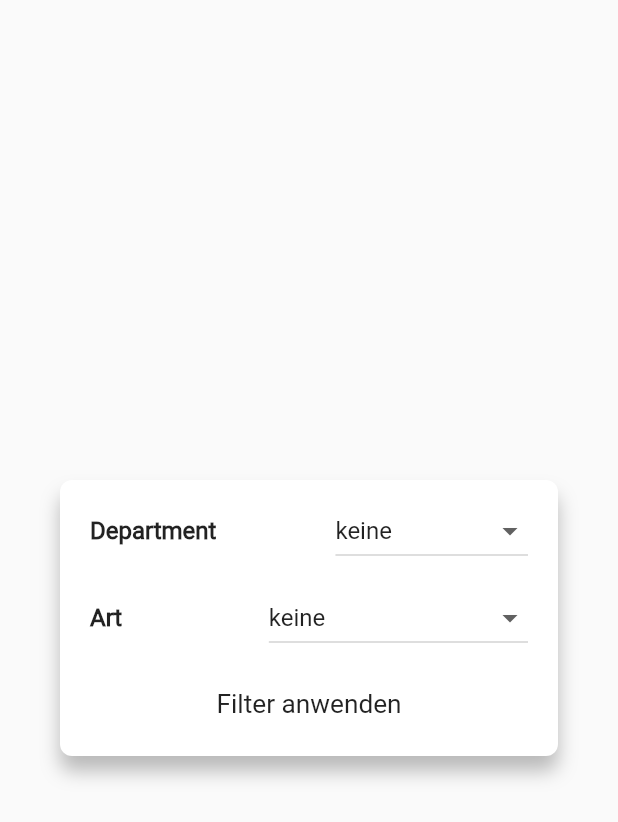
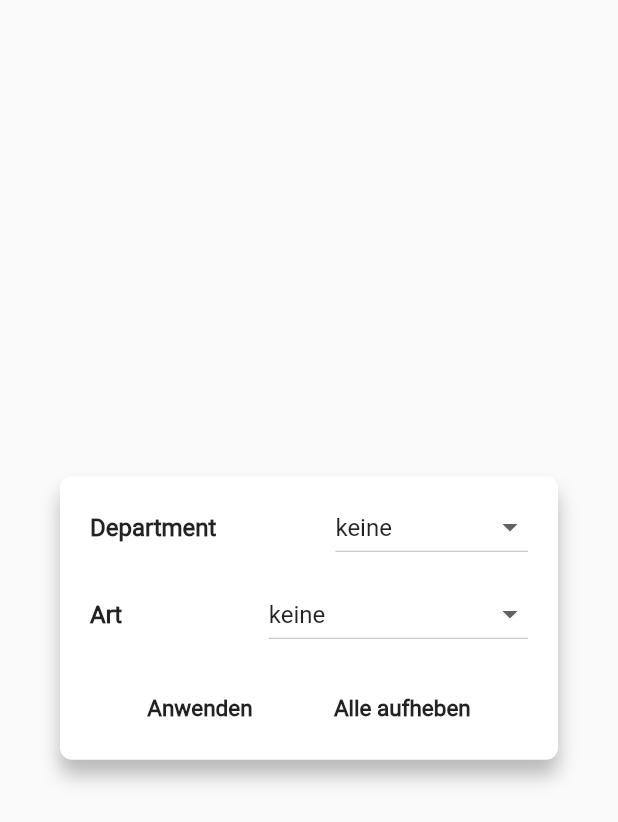
Before and after one commit to melinazanon/HAW-Events, a Flutter app: the CustomDialogs widget shown alone on an empty page, opened directly, on a phone screen of 412 x 824 dp. Shown: the top 822 px of the screen. Run offline on Flutter 3.47's test engine with Material 2 defaults, Android fonts, the phone set to English and light mode, and no system bars; our stand-ins replace table_calendar; missing offline and left inert: date_utils, simple_gesture_detector.

Commit message:
Filterdialog Buttons Anwenden & Alle Aufheben

```diff
--- a/haw_events_application/lib/Dialogs.dart
+++ b/haw_events_application/lib/Dialogs.dart
@@ -23,7 +23,7 @@ class _CustomDialogsState extends State<CustomDialogs> {
       title,
       style: TextStyle(
       fontSize: 16,
-      fontWeight: FontWeight.w700
+      fontWeight: FontWeight.w600
       ),
     );
 
@@ -88,16 +88,28 @@ class _CustomDialogsState extends State<CustomDialogs> {
                   ],
                   mainAxisAlignment: MainAxisAlignment.spaceBetween,
                 ),
-                SizedBox(height: 10),
+                SizedBox(height: 15),
                 Align(
                   alignment: Alignment.bottomCenter,
-                  child: FlatButton(
-                    onPressed: () {
-                      Navigator.of(context).pop();
-                      //Add actual filtering here
-                    },
-                    child: Text("Filter anwenden", style: TextStyle(fontSize: 17.5)),
-                  ),
+                  child: Row(
+                    children: <Widget>[
+                      FlatButton(
+                      onPressed: () {
+                        Navigator.of(context).pop();
+                        //Add actual filtering here
+                      },
+                      child: Text("Anwenden", style: TextStyle(fontSize: 15, fontWeight: FontWeight.w700)),
+                      ),
+                      FlatButton(
+                      onPressed: () {
+                        Navigator.of(context).pop();
+                        //Add actual filtering here
+                      },
+                      child: Text("Alle aufheben", style: TextStyle(fontSize: 15, fontWeight: FontWeight.w700)),
+                      )
+                    ],
+                    mainAxisAlignment: MainAxisAlignment.spaceEvenly,
+                  )
                 )
               ],
             ),
```
